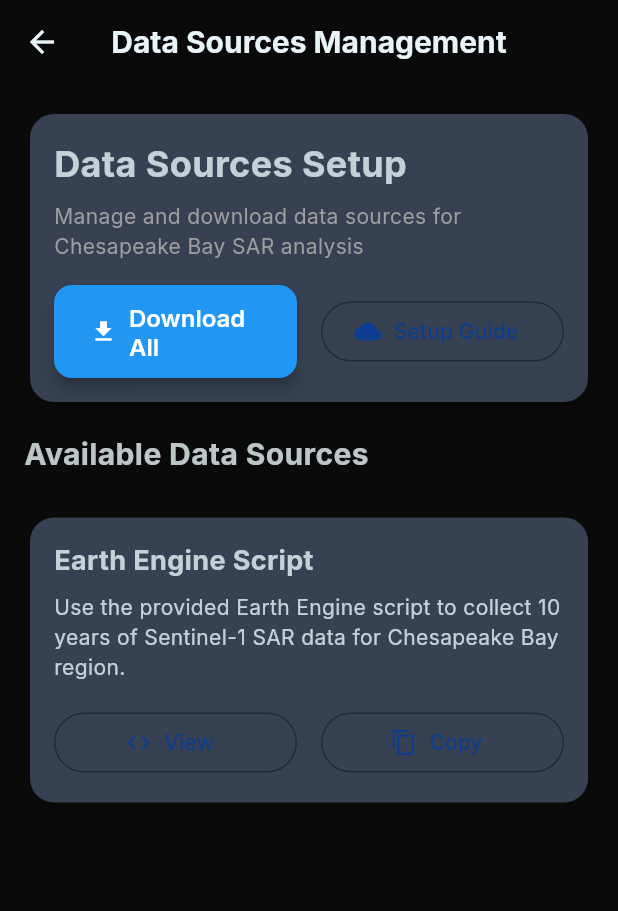
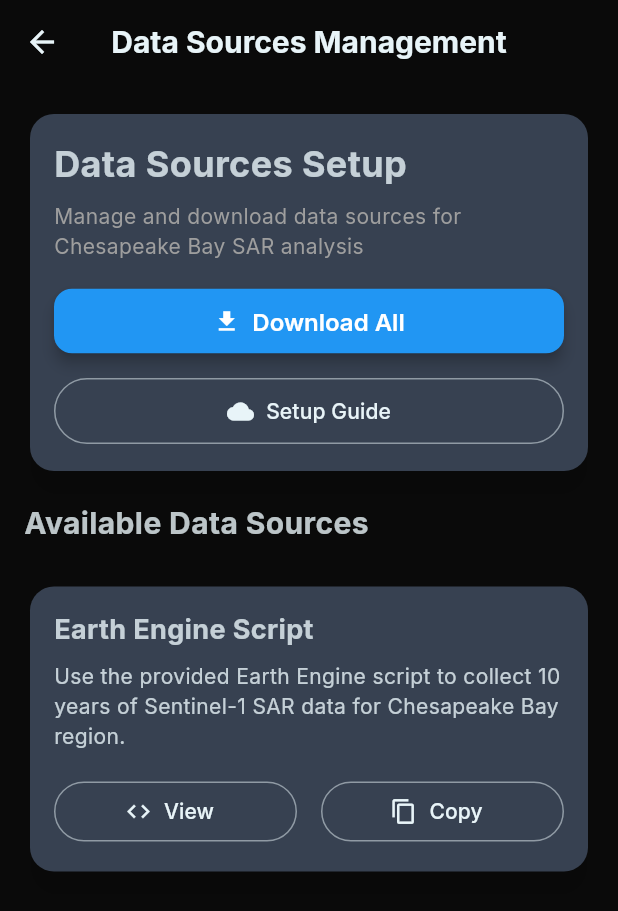
Before and after one commit to pranalitalla8/sarveillance, a Flutter app: the screen it shows after launch, item 3 of the bottom bar chosen, after a tap on the "storage" icon, on a phone screen of 412 x 824 dp. Shown: the top 911 px of the screen. Run offline on Flutter 3.47's test engine with Material 3 defaults, Android fonts, the phone set to English and light mode, and no system bars; our stand-ins replace csv, fl_chart, flutter_map, google_fonts, google_maps_flutter, latlong2; network calls fail.

Commit message:
fixed visbility issues

```diff
--- a/lib/screens/data_management_screen.dart
+++ b/lib/screens/data_management_screen.dart
@@ -235,9 +235,8 @@ class _DataManagementScreenState extends State<DataManagementScreen> {
                             style: TextStyle(color: Colors.grey),
                           ),
                           const SizedBox(height: 16),
-                          Row(
-                            children: [
-                              Expanded(
+                          SizedBox(
+                            width: double.infinity,
                             child: ElevatedButton.icon(
                               onPressed: _downloadAllDataSources,
                               icon: const Icon(Icons.download),
@@ -245,21 +244,25 @@ class _DataManagementScreenState extends State<DataManagementScreen> {
                               style: ElevatedButton.styleFrom(
                                 backgroundColor: Colors.blue,
                                 foregroundColor: Colors.white,
+                                padding: const EdgeInsets.symmetric(vertical: 12),
                               ),
                             ),
                           ),
-                              const SizedBox(width: 16),
-                              Expanded(
+                          const SizedBox(height: 12),
+                          SizedBox(
+                            width: double.infinity,
                             child: OutlinedButton.icon(
                               onPressed: () {
                                 // TODO: Implement Earth Engine setup guide
                                 _showEarthEngineSetupDialog();
                               },
-                                  icon: const Icon(Icons.cloud),
-                                  label: const Text('Setup Guide'),
+                              icon: Icon(Icons.cloud, color: Theme.of(context).colorScheme.onSurface),
+                              label: Text('Setup Guide', style: TextStyle(color: Theme.of(context).colorScheme.onSurface)),
+                              style: OutlinedButton.styleFrom(
+                                padding: const EdgeInsets.symmetric(vertical: 12),
+                                side: BorderSide(color: Theme.of(context).colorScheme.onSurface.withValues(alpha: 0.5)),
                               ),
                             ),
-                            ],
                           ),
                         ],
                       ),
@@ -306,8 +309,11 @@ class _DataManagementScreenState extends State<DataManagementScreen> {
                                     // TODO: Open Earth Engine script
                                     _showEarthEngineScriptDialog();
                                   },
-                                  icon: const Icon(Icons.code),
-                                  label: const Text('View'),
+                                  icon: Icon(Icons.code, color: Theme.of(context).colorScheme.onSurface),
+                                  label: Text('View', style: TextStyle(color: Theme.of(context).colorScheme.onSurface)),
+                                  style: OutlinedButton.styleFrom(
+                                    side: BorderSide(color: Theme.of(context).colorScheme.onSurface.withValues(alpha: 0.5)),
+                                  ),
                                 ),
                               ),
                               const SizedBox(width: 16),
@@ -317,8 +323,11 @@ class _DataManagementScreenState extends State<DataManagementScreen> {
                                     // TODO: Copy script to clipboard
                                     _copyScriptToClipboard();
                                   },
-                                  icon: const Icon(Icons.copy),
-                                  label: const Text('Copy'),
+                                  icon: Icon(Icons.copy, color: Theme.of(context).colorScheme.onSurface),
+                                  label: Text('Copy', style: TextStyle(color: Theme.of(context).colorScheme.onSurface)),
+                                  style: OutlinedButton.styleFrom(
+                                    side: BorderSide(color: Theme.of(context).colorScheme.onSurface.withValues(alpha: 0.5)),
+                                  ),
                                 ),
                               ),
                             ],
--- a/lib/screens/discover_screen.dart
+++ b/lib/screens/discover_screen.dart
@@ -294,7 +294,7 @@ Urban Planning:
                                 Text(
                                   content['subtitle'],
                                   style: Theme.of(context).textTheme.bodyLarge?.copyWith(
-                                    color: Theme.of(context).colorScheme.primary,
+                                    color: Theme.of(context).colorScheme.onSurface.withValues(alpha: 0.7),
                                   ),
                                 ),
                               ],
--- a/lib/screens/main_screen.dart
+++ b/lib/screens/main_screen.dart
@@ -57,6 +57,8 @@ class _MainScreenState extends State<MainScreen> {
             });
           },
           type: BottomNavigationBarType.fixed,
+          selectedItemColor: Colors.blue[400],
+          unselectedItemColor: Colors.grey[600],
           items: const [
             BottomNavigationBarItem(
               icon: Icon(Icons.auto_stories),
--- a/lib/widgets/educational_card.dart
+++ b/lib/widgets/educational_card.dart
@@ -108,10 +108,10 @@ class EducationalCard extends StatelessWidget {
                   Text(
                     content['subtitle'] as String,
                     style: Theme.of(context).textTheme.bodySmall?.copyWith(
-                      color: Theme.of(context).colorScheme.primary,
+                      color: Theme.of(context).colorScheme.onSurface.withValues(alpha: 0.7),
                       fontWeight: FontWeight.w500,
                     ),
-                    maxLines: 1,
+                    maxLines: 2,
                     overflow: TextOverflow.ellipsis,
                   ),
                   const SizedBox(height: 8),
--- a/lib/widgets/study_area_card.dart
+++ b/lib/widgets/study_area_card.dart
@@ -85,7 +85,7 @@ class StudyAreaCard extends StatelessWidget {
                     Text(
                       studyArea.location,
                       style: Theme.of(context).textTheme.bodySmall?.copyWith(
-                        color: Theme.of(context).colorScheme.primary,
+                        color: Theme.of(context).colorScheme.onSurface.withValues(alpha: 0.8),
                         fontWeight: FontWeight.w500,
                       ),
                       maxLines: 1,
```
Also changed, not shown: lib/screens/explore_screen.dart (+4 -3 lines), lib/widgets/layer_control_panel.dart (+5 -5 lines). Lines whose indentation alone changed are shown as unchanged.
